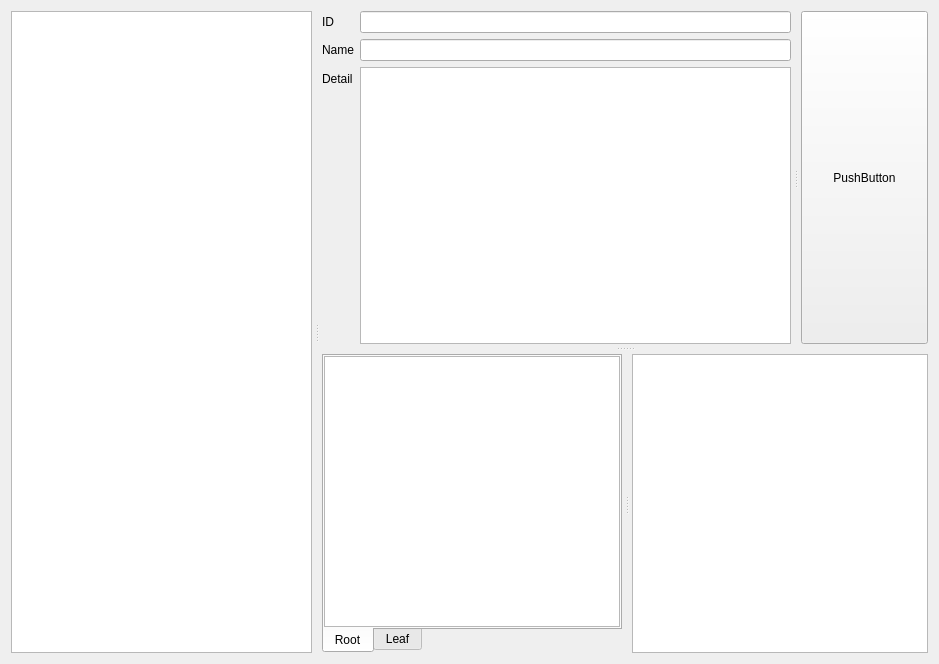
Old version of the form mytabwidget_form.ui in the repository Holence/DongliTeahouseStudio.
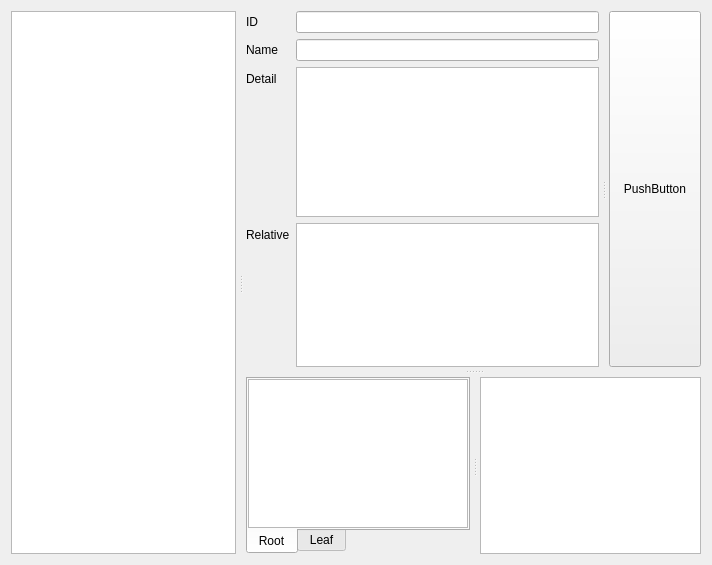
New version of the form. Custom widgets are drawn as their Qt base class.

Patch:
```diff
--- a/mytabwidget_form.ui
+++ b/mytabwidget_form.ui
@@ -6,8 +6,8 @@
    <rect>
     <x>0</x>
     <y>0</y>
-    <width>939</width>
-    <height>664</height>
+    <width>712</width>
+    <height>565</height>
    </rect>
   </property>
   <property name="windowTitle">
@@ -163,7 +163,7 @@
            <property name="minimumSize">
             <size>
              <width>0</width>
-             <height>0</height>
+             <height>150</height>
             </size>
            </property>
            <property name="maximumSize">
@@ -180,9 +180,74 @@
            </property>
           </widget>
          </item>
+         <item row="3" column="0">
+          <widget class="QLabel" name="label_relative">
+           <property name="text">
+            <string>Relative</string>
+           </property>
+          </widget>
+         </item>
+         <item row="3" column="1">
+          <widget class="QListWidget" name="listWidget_relative">
+           <property name="sizePolicy">
+            <sizepolicy hsizetype="Expanding" vsizetype="Maximum">
+             <horstretch>0</horstretch>
+             <verstretch>0</verstretch>
+            </sizepolicy>
+           </property>
+           <property name="minimumSize">
+            <size>
+             <width>0</width>
+             <height>0</height>
+            </size>
+           </property>
+           <property name="showDropIndicator" stdset="0">
+            <bool>false</bool>
+           </property>
+           <property name="dragDropMode">
+            <enum>QAbstractItemView::NoDragDrop</enum>
+           </property>
+           <property name="defaultDropAction">
+            <enum>Qt::IgnoreAction</enum>
+           </property>
+           <property name="selectionMode">
+            <enum>QAbstractItemView::SingleSelection</enum>
+           </property>
+           <property name="movement">
+            <enum>QListView::Static</enum>
+           </property>
+           <property name="flow">
+            <enum>QListView::LeftToRight</enum>
+           </property>
+           <property name="resizeMode">
+            <enum>QListView::Adjust</enum>
+           </property>
+           <property name="layoutMode">
+            <enum>QListView::SinglePass</enum>
+           </property>
+           <property name="spacing">
+            <number>5</number>
+           </property>
+           <property name="viewMode">
+            <enum>QListView::IconMode</enum>
+           </property>
+           <property name="wordWrap">
+            <bool>false</bool>
+           </property>
+           <property name="selectionRectVisible">
+            <bool>false</bool>
+           </property>
+          </widget>
+         </item>
         </layout>
        </widget>
        <widget class="QPushButton" name="pushButton">
+        <property name="sizePolicy">
+         <sizepolicy hsizetype="Minimum" vsizetype="Preferred">
+          <horstretch>0</horstretch>
+          <verstretch>0</verstretch>
+         </sizepolicy>
+        </property>
         <property name="text">
          <string>PushButton</string>
         </property>
@@ -358,21 +423,21 @@
   </layout>
  </widget>
  <customwidgets>
-  <customwidget>
-   <class>MyConceptLinkedFileList</class>
-   <extends>QListWidget</extends>
-   <header>custom_widget</header>
-  </customwidget>
-  <customwidget>
-   <class>MyTabFileLeafList</class>
-   <extends>QListWidget</extends>
-   <header>custom_widget</header>
-  </customwidget>
   <customwidget>
    <class>MyPlainTextEdit</class>
    <extends>QPlainTextEdit</extends>
    <header>custom_widget</header>
   </customwidget>
+  <customwidget>
+   <class>MyConceptLinkedFileList</class>
+   <extends>QListWidget</extends>
+   <header>custom_widget</header>
+  </customwidget>
+  <customwidget>
+   <class>MyTabFileLeafList</class>
+   <extends>QListWidget</extends>
+   <header>custom_widget</header>
+  </customwidget>
  </customwidgets>
  <resources/>
  <connections/>
```
Left out of the diff: 4 changed lines with no effect on the pictures.
